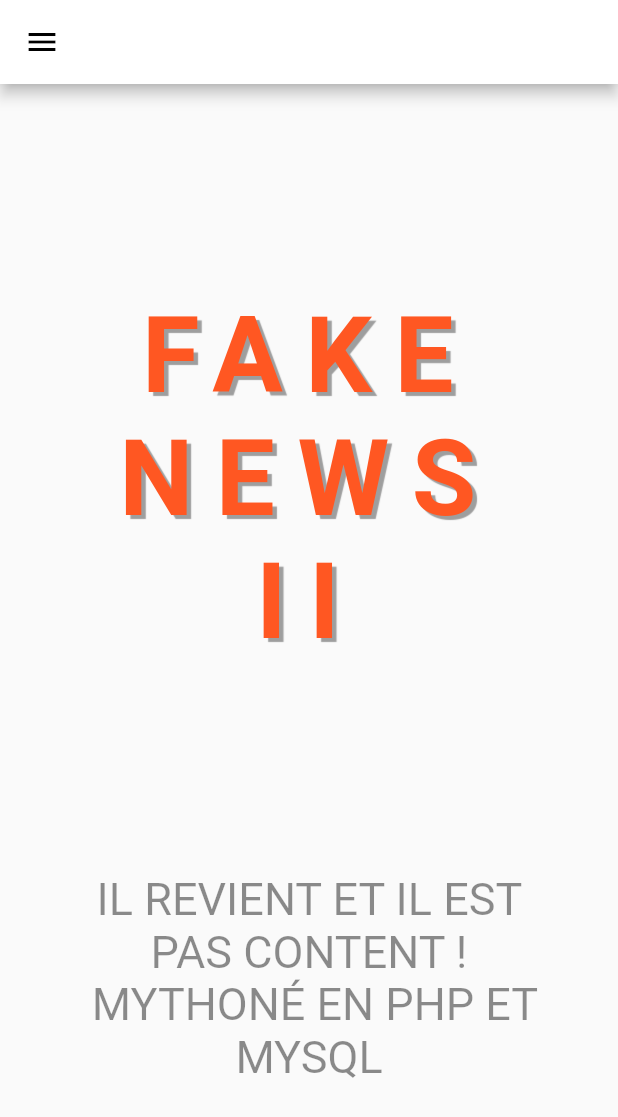
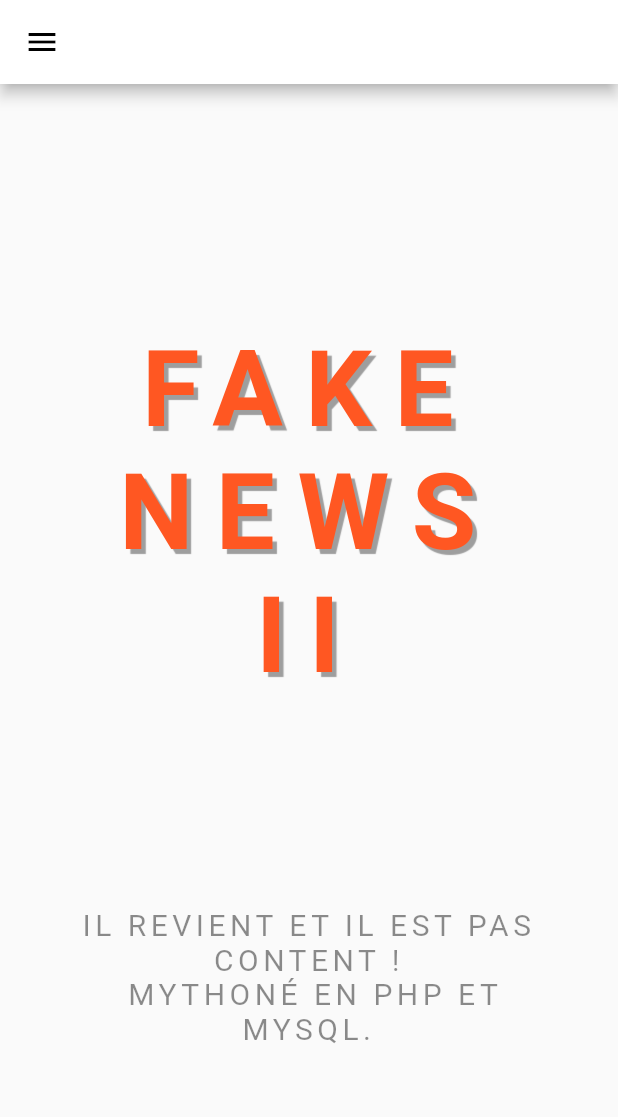
Before and after one commit to alexandrecld/fake_news_flutter, a Flutter app: the screen it shows after launch, on a phone screen of 412 x 824 dp. Shown: the top 1117 px of the screen. Run offline on Flutter 3.47's test engine with Material 2 defaults, Android fonts, the phone set to English and light mode, and no system bars.

```diff
--- a/lib/widgets/container_text.dart
+++ b/lib/widgets/container_text.dart
@@ -37,10 +37,11 @@ class ContainerText extends StatelessWidget {
               ),
               const SizedBox(height: 140),
               const UppercaseText(
-                "Il revient et il est pas content ! \n mythoné en php et mysql",
+                "Il revient et il est pas content ! \n mythoné en php et mysql.",
                 style: TextStyle(
                   color: Colors.black45,
-                  fontSize: 30,
+                  fontSize: 20,
+                  letterSpacing: 3,
                 ),
                 textAlign: TextAlign.center,
               ),
```
